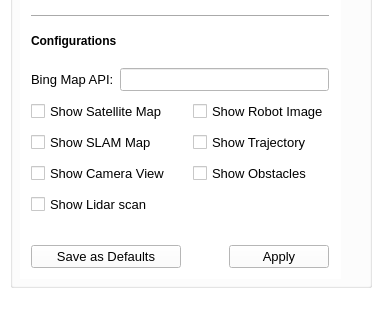
ICE9-Robotics/ice9_ugi_basestation, file launcher/ui/launcher.ui: the form before one commit; both pictures show x 0 to 384 and y 162 to 482 of the 384 by 482 pixel window.
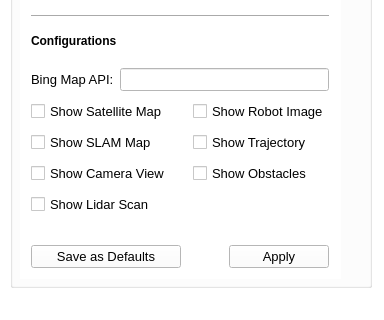
The form after the commit. Icons and pictures are not drawn.

The edit to the form file:
```diff
--- a/launcher/ui/launcher.ui
+++ b/launcher/ui/launcher.ui
@@ -443,7 +443,7 @@
             </font>
            </property>
            <property name="text">
-            <string>Show Lidar scan</string>
+            <string>Show Lidar Scan</string>
            </property>
           </widget>
          </item>
```
